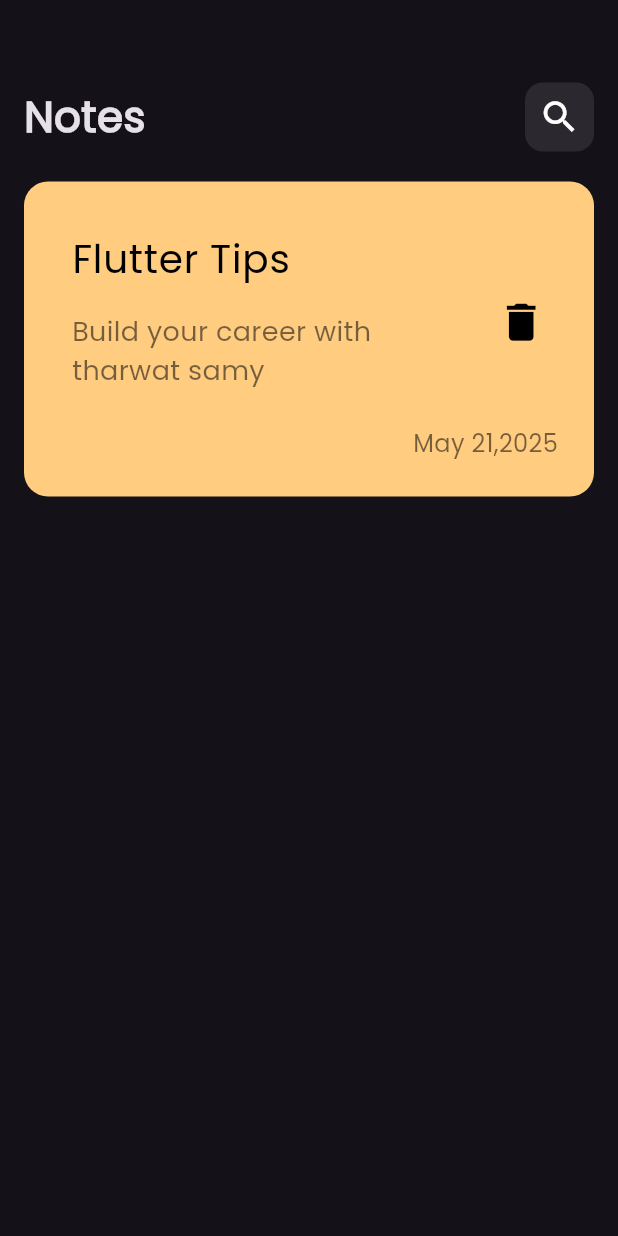
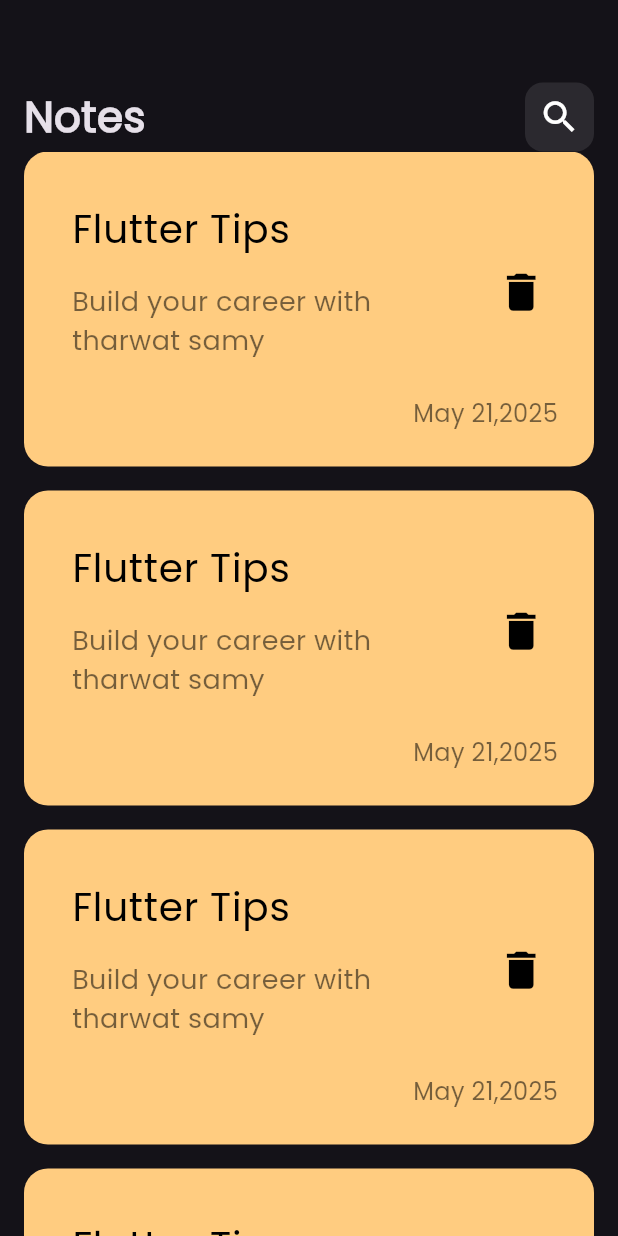
Before and after one commit to mohamedtaha910/notes_app, a Flutter app: the screen it shows after launch, on a phone screen of 412 x 824 dp. Run offline on Flutter 3.47's test engine with Material 3 defaults, Android fonts, the phone set to English and light mode, and no system bars.

Commit message:
create commit list view

```diff
--- a/lib/components/custom_note_item.dart
+++ b/lib/components/note_item.dart
@@ -7,7 +7,7 @@ class NoteItem extends StatelessWidget {
   Widget build(BuildContext context) {
     return Container(
       padding: const EdgeInsets.only(top: 24, bottom: 24, left: 16),
-      // margin: const EdgeInsets.symmetric(vertical: 24),
+      margin: const EdgeInsets.only(bottom: 16),
       decoration: BoxDecoration(
         color: const Color(0xffFFCC80),
         borderRadius: BorderRadius.circular(16),
--- /dev/null
+++ b/lib/components/notes_list_view.dart
@@ -0,0 +1,15 @@
+import 'package:flutter/material.dart';
+import 'package:notes_app/components/note_item.dart';
+
+class NotesListView extends StatelessWidget {
+  const NotesListView({super.key});
+
+  @override
+  Widget build(BuildContext context) {
+    return ListView.builder(
+      itemCount: 10,
+      itemBuilder: (context,index) {
+        return const NoteItem();
+      });
+  }
+}
--- a/lib/components/notes_view_body.dart
+++ b/lib/components/notes_view_body.dart
@@ -1,6 +1,7 @@
 import 'package:flutter/material.dart';
 import 'package:notes_app/components/custom_app_bar.dart';
-import 'package:notes_app/components/custom_note_item.dart';
+// import 'package:notes_app/components/note_item.dart';
+import 'package:notes_app/components/notes_list_view.dart';
 
 class NotesViewBody extends StatelessWidget {
   const NotesViewBody({super.key});
@@ -10,11 +11,13 @@ class NotesViewBody extends StatelessWidget {
     return Padding(
       padding: const EdgeInsets.symmetric(horizontal: 16),
       child: Column(
-        children: const [
+        children:  [
           SizedBox(height: 55),
           CustomAppBar(),
-          SizedBox(height: 20,),
-          NoteItem()
+          // SizedBox(height: 20,),
+          Expanded(child: NotesListView()),
+          // NoteItem()
+
         ],
       ),
     );
```
